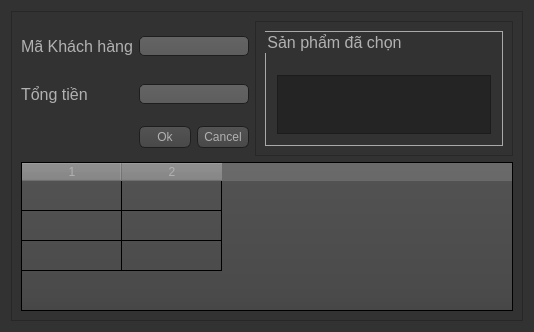
First picture: the form in Gui/themhoadon.ui, repository nmkha16/csdlnc1-10, before the edit.
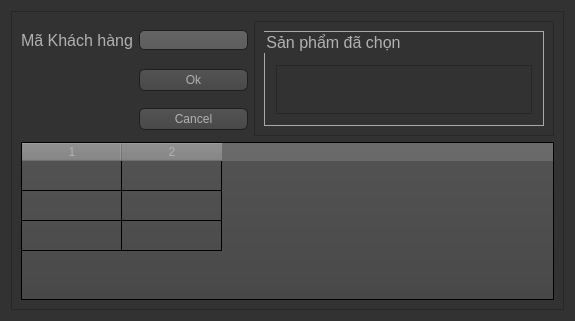
Second picture: the form after the edit.

```diff
--- a/Gui/themhoadon.ui
+++ b/Gui/themhoadon.ui
@@ -6,8 +6,8 @@
    <rect>
     <x>0</x>
     <y>0</y>
-    <width>534</width>
-    <height>332</height>
+    <width>575</width>
+    <height>321</height>
    </rect>
   </property>
   <property name="windowTitle">
@@ -131,210 +131,6 @@
       <enum>QFrame::Raised</enum>
      </property>
      <layout class="QGridLayout" name="gridLayout_2">
-      <item row="0" column="0">
-       <widget class="QLabel" name="label">
-        <property name="font">
-         <font>
-          <pointsize>12</pointsize>
-         </font>
-        </property>
-        <property name="styleSheet">
-         <string notr="true"/>
-        </property>
-        <property name="text">
-         <string>Mã Khách hàng</string>
-        </property>
-        <property name="alignment">
-         <set>Qt::AlignRight|Qt::AlignTrailing|Qt::AlignVCenter</set>
-        </property>
-       </widget>
-      </item>
-      <item row="0" column="1" colspan="2">
-       <widget class="QLineEdit" name="makh_lnedit">
-        <property name="styleSheet">
-         <string notr="true">QLineEdit{
-background-color: QLinearGradient( x1: 0, y1: 0, x2: 0, y2: 1, stop: 0 #4d4d4d, stop: 0 #646464, stop: 1 #5d5d5d);
-    padding: 1px;
-    border-style: solid;
-    border: 1px solid #1e1e1e;
-    border-radius: 5;
-}
-
-QLineEdit:hover{
-	border-color: #cc8400
-}</string>
-        </property>
-        <property name="readOnly">
-         <bool>false</bool>
-        </property>
-       </widget>
-      </item>
-      <item row="0" column="3" rowspan="3">
-       <widget class="QFrame" name="frame_2">
-        <property name="frameShape">
-         <enum>QFrame::StyledPanel</enum>
-        </property>
-        <property name="frameShadow">
-         <enum>QFrame::Raised</enum>
-        </property>
-        <layout class="QGridLayout" name="gridLayout">
-         <item row="0" column="0">
-          <widget class="QGroupBox" name="groupBox">
-           <property name="font">
-            <font>
-             <pointsize>12</pointsize>
-            </font>
-           </property>
-           <property name="styleSheet">
-            <string notr="true">QGroupBox
-{
-    border: 1px solid darkgray;
-
-}
-
-QGroupBox:focus
-{
-    border: 1px solid darkgray;
-}</string>
-           </property>
-           <property name="title">
-            <string>Sản phẩm đã chọn</string>
-           </property>
-           <layout class="QVBoxLayout" name="verticalLayout">
-            <item>
-             <widget class="QPlainTextEdit" name="feed">
-              <property name="styleSheet">
-               <string notr="true">QPlainTextEdit
-{
-    background-color: #242424;
-	margin-top:10px;
-}</string>
-              </property>
-              <property name="plainText">
-               <string/>
-              </property>
-             </widget>
-            </item>
-           </layout>
-          </widget>
-         </item>
-        </layout>
-       </widget>
-      </item>
-      <item row="1" column="0">
-       <widget class="QLabel" name="label_2">
-        <property name="font">
-         <font>
-          <pointsize>12</pointsize>
-         </font>
-        </property>
-        <property name="styleSheet">
-         <string notr="true"/>
-        </property>
-        <property name="text">
-         <string>Tổng tiền</string>
-        </property>
-        <property name="scaledContents">
-         <bool>false</bool>
-        </property>
-        <property name="alignment">
-         <set>Qt::AlignLeading|Qt::AlignLeft|Qt::AlignVCenter</set>
-        </property>
-        <property name="margin">
-         <number>0</number>
-        </property>
-        <property name="indent">
-         <number>-1</number>
-        </property>
-        <property name="openExternalLinks">
-         <bool>false</bool>
-        </property>
-       </widget>
-      </item>
-      <item row="1" column="1" colspan="2">
-       <widget class="QLineEdit" name="ttien_lnedit">
-        <property name="styleSheet">
-         <string notr="true">QLineEdit{
-background-color: QLinearGradient( x1: 0, y1: 0, x2: 0, y2: 1, stop: 0 #4d4d4d, stop: 0 #646464, stop: 1 #5d5d5d);
-    padding: 1px;
-    border-style: solid;
-    border: 1px solid #1e1e1e;
-    border-radius: 5;
-}
-
-QLineEdit:hover{
-	border-color: #cc8400
-}</string>
-        </property>
-        <property name="readOnly">
-         <bool>true</bool>
-        </property>
-       </widget>
-      </item>
-      <item row="2" column="1">
-       <widget class="QPushButton" name="ok_btn">
-        <property name="styleSheet">
-         <string notr="true">QPushButton
-{
-    color: #b1b1b1;
-    background-color: QLinearGradient( x1: 0, y1: 0, x2: 0, y2: 1, stop: 0 #565656, stop: 0.1 #525252, stop: 0.5 #4e4e4e, stop: 0.9 #4a4a4a, stop: 1 #464646);
-    border-width: 1px;
-    border-color: #1e1e1e;
-    border-style: solid;
-    border-radius: 6;
-    padding: 3px;
-    font-size: 12px;
-    padding-left: 5px;
-    padding-right: 5px;
-    min-width: 40px;
-}
-
-QPushButton:pressed
-{
-    background-color: QLinearGradient( x1: 0, y1: 0, x2: 0, y2: 1, stop: 0 #2d2d2d, stop: 0.1 #2b2b2b, stop: 0.5 #292929, stop: 0.9 #282828, stop: 1 #252525);
-}
-
-QPushButton:hover{
-	border-color: #cc8400
-}</string>
-        </property>
-        <property name="text">
-         <string>Ok</string>
-        </property>
-       </widget>
-      </item>
-      <item row="2" column="2">
-       <widget class="QPushButton" name="cancel_btn">
-        <property name="styleSheet">
-         <string notr="true">QPushButton
-{
-    color: #b1b1b1;
-    background-color: QLinearGradient( x1: 0, y1: 0, x2: 0, y2: 1, stop: 0 #565656, stop: 0.1 #525252, stop: 0.5 #4e4e4e, stop: 0.9 #4a4a4a, stop: 1 #464646);
-    border-width: 1px;
-    border-color: #1e1e1e;
-    border-style: solid;
-    border-radius: 6;
-    padding: 3px;
-    font-size: 12px;
-    padding-left: 5px;
-    padding-right: 5px;
-    min-width: 40px;
-}
-
-QPushButton:pressed
-{
-    background-color: QLinearGradient( x1: 0, y1: 0, x2: 0, y2: 1, stop: 0 #2d2d2d, stop: 0.1 #2b2b2b, stop: 0.5 #292929, stop: 0.9 #282828, stop: 1 #252525);
-}
-
-QPushButton:hover{
-	border-color: #cc8400
-}</string>
-        </property>
-        <property name="text">
-         <string>Cancel</string>
-        </property>
-       </widget>
-      </item>
       <item row="3" column="0" colspan="4">
        <widget class="QTableWidget" name="table">
         <property name="styleSheet">
@@ -412,6 +208,149 @@
         </item>
        </widget>
       </item>
+      <item row="0" column="1" colspan="2">
+       <widget class="QLineEdit" name="makh_lnedit">
+        <property name="styleSheet">
+         <string notr="true">QLineEdit{
+background-color: QLinearGradient( x1: 0, y1: 0, x2: 0, y2: 1, stop: 0 #4d4d4d, stop: 0 #646464, stop: 1 #5d5d5d);
+    padding: 1px;
+    border-style: solid;
+    border: 1px solid #1e1e1e;
+    border-radius: 5;
+}
+
+QLineEdit:hover{
+	border-color: #cc8400
+}</string>
+        </property>
+        <property name="readOnly">
+         <bool>false</bool>
+        </property>
+       </widget>
+      </item>
+      <item row="0" column="3" rowspan="3">
+       <widget class="QFrame" name="frame_2">
+        <property name="frameShape">
+         <enum>QFrame::StyledPanel</enum>
+        </property>
+        <property name="frameShadow">
+         <enum>QFrame::Raised</enum>
+        </property>
+        <layout class="QGridLayout" name="gridLayout">
+         <item row="0" column="0">
+          <widget class="QGroupBox" name="groupBox">
+           <property name="font">
+            <font>
+             <pointsize>12</pointsize>
+            </font>
+           </property>
+           <property name="styleSheet">
+            <string notr="true">QGroupBox
+{
+    border: 1px solid darkgray;
+
+}
+
+QGroupBox:focus
+{
+    border: 1px solid darkgray;
+}</string>
+           </property>
+           <property name="title">
+            <string>Sản phẩm đã chọn</string>
+           </property>
+           <layout class="QVBoxLayout" name="verticalLayout">
+            <item>
+             <widget class="QListWidget" name="listWidget"/>
+            </item>
+           </layout>
+          </widget>
+         </item>
+        </layout>
+       </widget>
+      </item>
+      <item row="0" column="0">
+       <widget class="QLabel" name="label">
+        <property name="font">
+         <font>
+          <pointsize>12</pointsize>
+         </font>
+        </property>
+        <property name="styleSheet">
+         <string notr="true"/>
+        </property>
+        <property name="text">
+         <string>Mã Khách hàng</string>
+        </property>
+        <property name="alignment">
+         <set>Qt::AlignRight|Qt::AlignTrailing|Qt::AlignVCenter</set>
+        </property>
+       </widget>
+      </item>
+      <item row="1" column="1" colspan="2">
+       <widget class="QPushButton" name="ok_btn">
+        <property name="styleSheet">
+         <string notr="true">QPushButton
+{
+    color: #b1b1b1;
+    background-color: QLinearGradient( x1: 0, y1: 0, x2: 0, y2: 1, stop: 0 #565656, stop: 0.1 #525252, stop: 0.5 #4e4e4e, stop: 0.9 #4a4a4a, stop: 1 #464646);
+    border-width: 1px;
+    border-color: #1e1e1e;
+    border-style: solid;
+    border-radius: 6;
+    padding: 3px;
+    font-size: 12px;
+    padding-left: 5px;
+    padding-right: 5px;
+    min-width: 40px;
+}
+
+QPushButton:pressed
+{
+    background-color: QLinearGradient( x1: 0, y1: 0, x2: 0, y2: 1, stop: 0 #2d2d2d, stop: 0.1 #2b2b2b, stop: 0.5 #292929, stop: 0.9 #282828, stop: 1 #252525);
+}
+
+QPushButton:hover{
+	border-color: #cc8400
+}</string>
+        </property>
+        <property name="text">
+         <string>Ok</string>
+        </property>
+       </widget>
+      </item>
+      <item row="2" column="1" colspan="2">
+       <widget class="QPushButton" name="cancel_btn">
+        <property name="styleSheet">
+         <string notr="true">QPushButton
+{
+    color: #b1b1b1;
+    background-color: QLinearGradient( x1: 0, y1: 0, x2: 0, y2: 1, stop: 0 #565656, stop: 0.1 #525252, stop: 0.5 #4e4e4e, stop: 0.9 #4a4a4a, stop: 1 #464646);
+    border-width: 1px;
+    border-color: #1e1e1e;
+    border-style: solid;
+    border-radius: 6;
+    padding: 3px;
+    font-size: 12px;
+    padding-left: 5px;
+    padding-right: 5px;
+    min-width: 40px;
+}
+
+QPushButton:pressed
+{
+    background-color: QLinearGradient( x1: 0, y1: 0, x2: 0, y2: 1, stop: 0 #2d2d2d, stop: 0.1 #2b2b2b, stop: 0.5 #292929, stop: 0.9 #282828, stop: 1 #252525);
+}
+
+QPushButton:hover{
+	border-color: #cc8400
+}</string>
+        </property>
+        <property name="text">
+         <string>Cancel</string>
+        </property>
+       </widget>
+      </item>
      </layout>
     </widget>
    </item>
```
